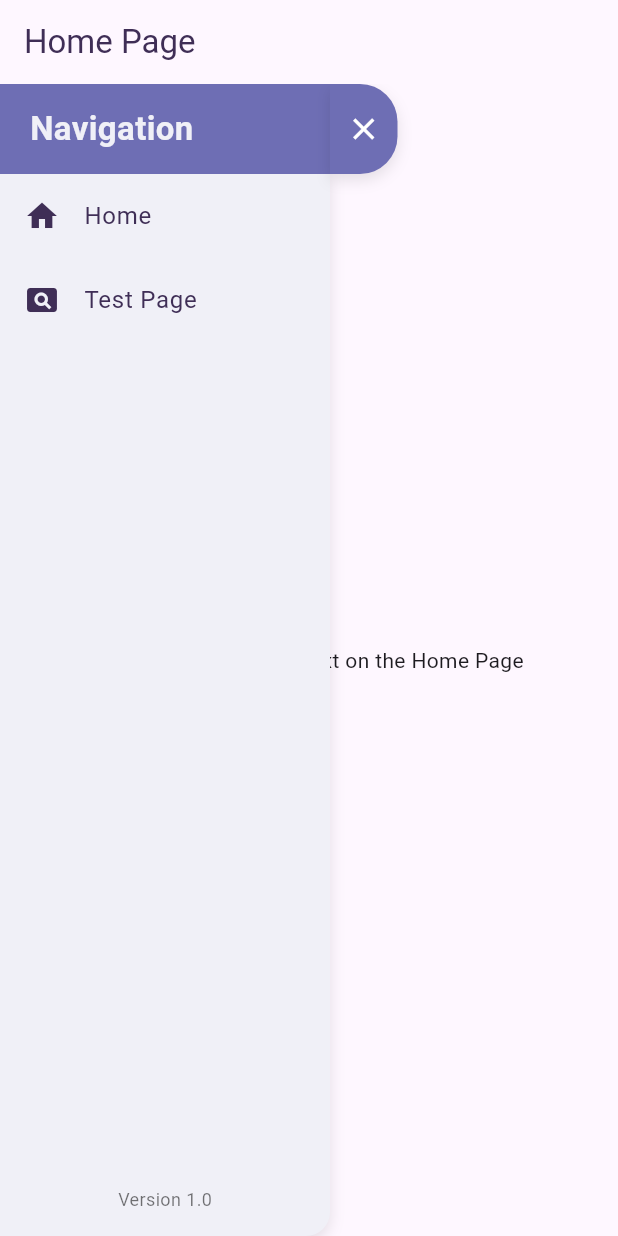
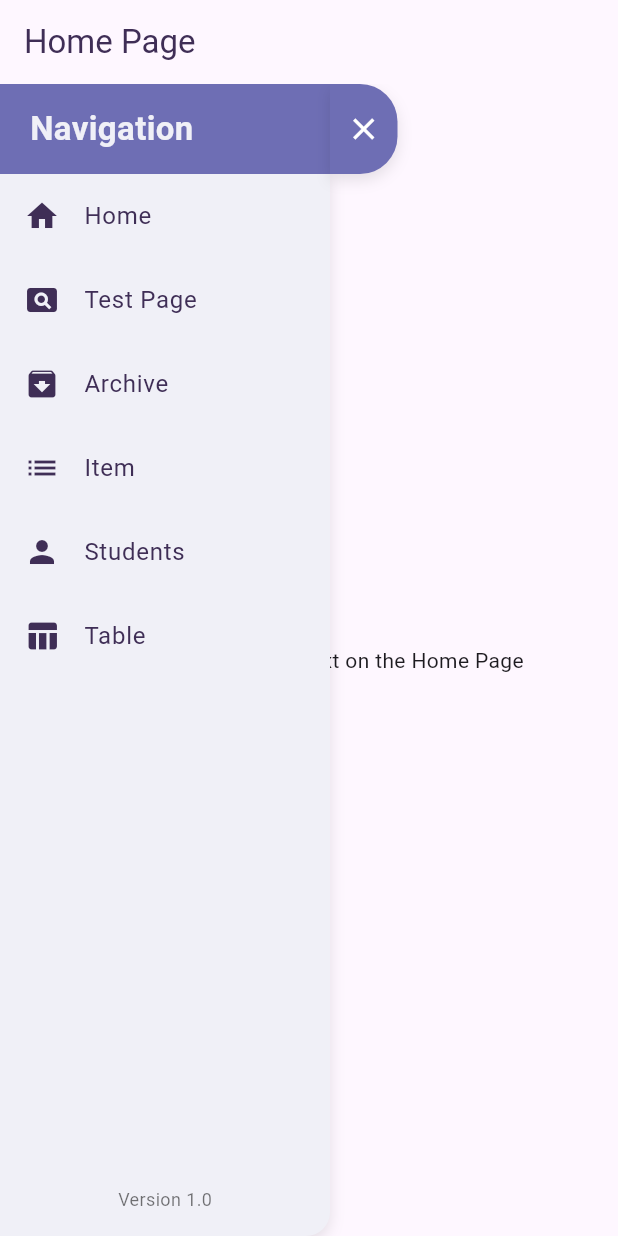
Before and after one commit to Draagn282/RocVoorraadSyteem, a Flutter app: the screen it shows after launch, after a tap on the "menu" icon, on a phone screen of 412 x 824 dp. Run offline on Flutter 3.47's test engine with Material 3 defaults, Android fonts, the phone set to English and light mode, and no system bars; our stand-ins replace sqflite, sqflite_common_ffi; accounts and stored records are empty.

Commit message:
pages aangemaakt

```diff
--- /dev/null
+++ b/roc_vooraadbeheersysteem/lib/pages/archive_page.dart
@@ -0,0 +1,23 @@
+// lib/pages/test/test_page.dart
+import 'package:flutter/material.dart';
+import 'package:roc_vooraadbeheersysteem/pages/base_page.dart';
+
+class ArchivePage extends BasePage {
+  const ArchivePage({Key? key}) : super(key: key);
+
+  @override
+  AppBar buildAppBar() {
+    return AppBar(
+        title: const Text(
+      'Archive Page',
+      style: TextStyle(color: const Color(0xff3f2e56)),
+    ));
+  }
+
+  @override
+  Widget buildBody(BuildContext context) {
+    return Center(
+      child: const Text('This is some random text on the Archive Page'),
+    );
+  }
+}
--- /dev/null
+++ b/roc_vooraadbeheersysteem/lib/pages/item_page.dart
@@ -0,0 +1,23 @@
+// lib/pages/test/test_page.dart
+import 'package:flutter/material.dart';
+import 'package:roc_vooraadbeheersysteem/pages/base_page.dart';
+
+class ItemPage extends BasePage {
+  const ItemPage({Key? key}) : super(key: key);
+
+  @override
+  AppBar buildAppBar() {
+    return AppBar(
+        title: const Text(
+      'Item Page',
+      style: TextStyle(color: const Color(0xff3f2e56)),
+    ));
+  }
+
+  @override
+  Widget buildBody(BuildContext context) {
+    return Center(
+      child: const Text('This is some random text on the Item Page'),
+    );
+  }
+}
--- /dev/null
+++ b/roc_vooraadbeheersysteem/lib/pages/student_page.dart
@@ -0,0 +1,23 @@
+// lib/pages/test/test_page.dart
+import 'package:flutter/material.dart';
+import 'package:roc_vooraadbeheersysteem/pages/base_page.dart';
+
+class StudentPage extends BasePage {
+  const StudentPage({Key? key}) : super(key: key);
+
+  @override
+  AppBar buildAppBar() {
+    return AppBar(
+        title: const Text(
+      'Student Page',
+      style: TextStyle(color: const Color(0xff3f2e56)),
+    ));
+  }
+
+  @override
+  Widget buildBody(BuildContext context) {
+    return Center(
+      child: const Text('This is some random text on the Student Page'),
+    );
+  }
+}
--- /dev/null
+++ b/roc_vooraadbeheersysteem/lib/pages/tables_page.dart
@@ -0,0 +1,23 @@
+// lib/pages/test/test_page.dart
+import 'package:flutter/material.dart';
+import 'package:roc_vooraadbeheersysteem/pages/base_page.dart';
+
+class TablesPage extends BasePage {
+  const TablesPage({Key? key}) : super(key: key);
+
+  @override
+  AppBar buildAppBar() {
+    return AppBar(
+        title: const Text(
+      'Tables Page',
+      style: TextStyle(color: const Color(0xff3f2e56)),
+    ));
+  }
+
+  @override
+  Widget buildBody(BuildContext context) {
+    return Center(
+      child: const Text('This is some random text on the Tables Page'),
+    );
+  }
+}
--- a/roc_vooraadbeheersysteem/lib/widgets/floating_nav_bar.dart
+++ b/roc_vooraadbeheersysteem/lib/widgets/floating_nav_bar.dart
@@ -2,6 +2,10 @@
 import 'package:flutter/material.dart';
 import 'package:roc_vooraadbeheersysteem/pages/home_page.dart';
 import 'package:roc_vooraadbeheersysteem/pages/test_page.dart';
+import 'package:roc_vooraadbeheersysteem/pages/archive_page.dart';
+import 'package:roc_vooraadbeheersysteem/pages/item_page.dart';
+import 'package:roc_vooraadbeheersysteem/pages/student_page.dart';
+import 'package:roc_vooraadbeheersysteem/pages/tables_page.dart';
 
 class FloatingNavBar extends StatefulWidget {
   const FloatingNavBar({Key? key}) : super(key: key);
@@ -40,11 +44,19 @@ class _FloatingNavBarState extends State<FloatingNavBar> {
   Widget _getPageByRouteName(String routeName) {
     switch (routeName) {
       case '/home':
-        return HomePage(); // Replace with your actual HomePage widget
+        return HomePage();
       case '/test':
-        return TestPage(); // Replace with your actual TestPage widget
+        return TestPage();
+      case '/archive':
+        return ArchivePage();
+      case '/item':
+        return ItemPage();
+      case '/student':
+        return StudentPage();
+      case '/tables':
+        return TablesPage();
       default:
-        return HomePage(); // Replace with a default page if necessary
+        return HomePage();
     }
   }
 
@@ -111,6 +123,47 @@ class _FloatingNavBarState extends State<FloatingNavBar> {
                     _navigateTo('/test');
                   },
                 ),
+                ListTile(
+                  leading: const Icon(Icons.archive, color: Color(0xff3f2e56)),
+                  title: const Text(
+                    'Archive',
+                    style: TextStyle(color: Color(0xff3f2e56)),
+                  ),
+                  onTap: () {
+                    _navigateTo('/archive');
+                  },
+                ),
+                ListTile(
+                  leading: const Icon(Icons.list, color: Color(0xff3f2e56)),
+                  title: const Text(
+                    'Item',
+                    style: TextStyle(color: Color(0xff3f2e56)),
+                  ),
+                  onTap: () {
+                    _navigateTo('/item');
+                  },
+                ),
+                ListTile(
+                  leading: const Icon(Icons.person, color: Color(0xff3f2e56)),
+                  title: const Text(
+                    'Students',
+                    style: TextStyle(color: Color(0xff3f2e56)),
+                  ),
+                  onTap: () {
+                    _navigateTo('/student');
+                  },
+                ),
+                ListTile(
+                  leading:
+                      const Icon(Icons.table_chart, color: Color(0xff3f2e56)),
+                  title: const Text(
+                    'Table',
+                    style: TextStyle(color: Color(0xff3f2e56)),
+                  ),
+                  onTap: () {
+                    _navigateTo('/tables');
+                  },
+                ),
                 const Spacer(),
                 const Padding(
                   padding: EdgeInsets.only(bottom: 16.0),
```
